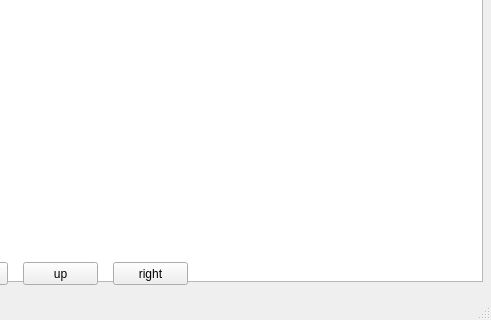
The window that mainwindow.ui (Noneptr/MiniRobotGame) describes before a commit, drawn with Qt 5; both pictures show x 177 to 668 and y 105 to 425 of the 668 by 425 pixel window.
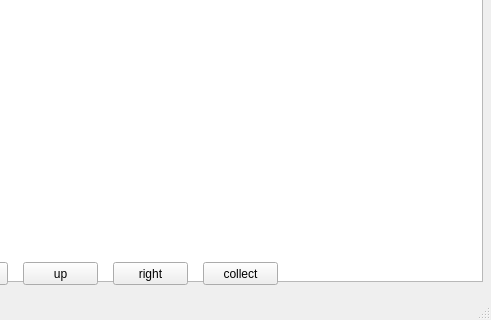
The same window after the commit.

Commit message: class robot: attack{}, hit{}

The edit to the form file:
```diff
--- a/mainwindow.ui
+++ b/mainwindow.ui
@@ -82,6 +82,19 @@
      <string>right</string>
     </property>
    </widget>
+   <widget class="QPushButton" name="pushButton_5">
+    <property name="geometry">
+     <rect>
+      <x>380</x>
+      <y>350</y>
+      <width>75</width>
+      <height>23</height>
+     </rect>
+    </property>
+    <property name="text">
+     <string>collect</string>
+    </property>
+   </widget>
   </widget>
   <widget class="QMenuBar" name="menuBar">
    <property name="geometry">
```
The commit also changes 9 other files.
